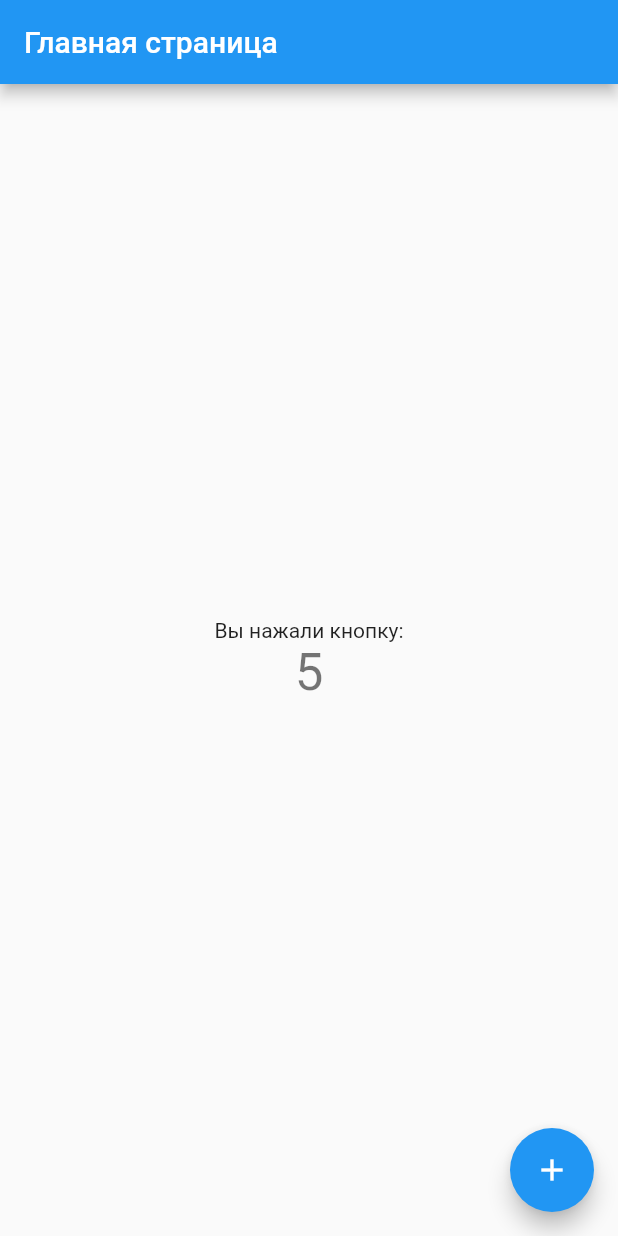
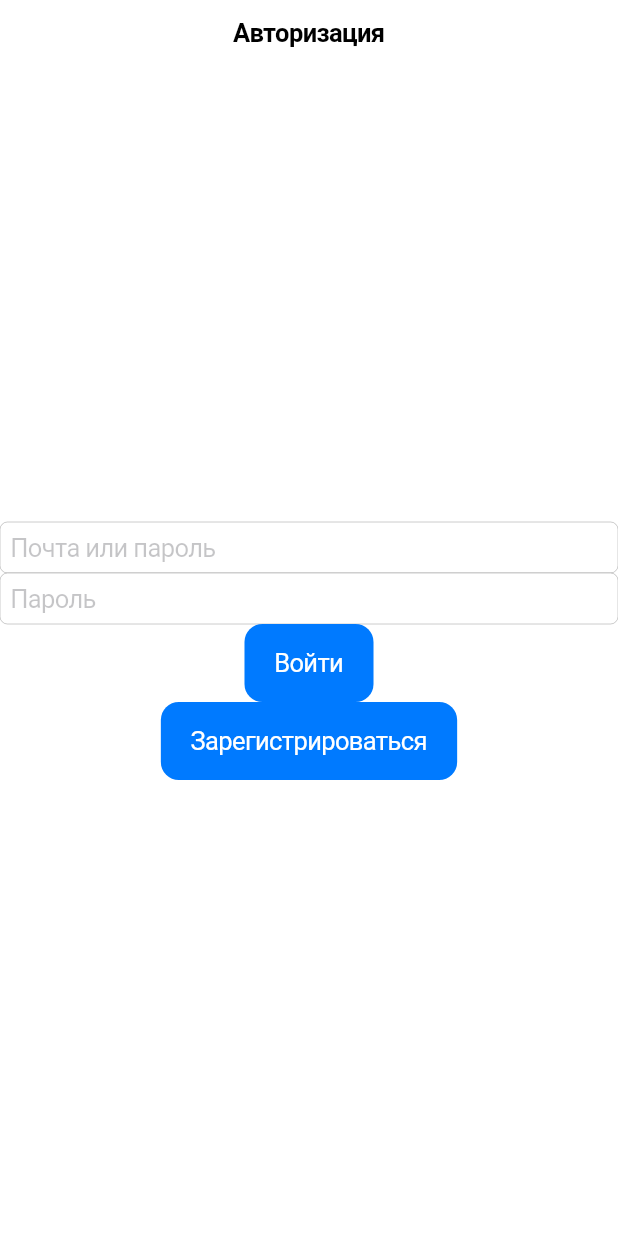
Before and after one commit to gaukhar1987/first_project, a Flutter app: the screen it shows after launch, on a phone screen of 412 x 824 dp. Run offline on Flutter 3.47's test engine with Material 2 defaults, Android fonts, the phone set to English and light mode, and no system bars.

Commit message:
Initial commit2

```diff
--- a/lib/main.dart
+++ b/lib/main.dart
@@ -1,4 +1,6 @@
+import 'package:flutter/cupertino.dart';
 import 'package:flutter/material.dart';
+import 'package:flutter_application_1/scr/screens/auth/auth_screen.dart';
 
 void main() {
   runApp(MyApp());
@@ -8,21 +10,8 @@ class MyApp extends StatelessWidget {
   // This widget is the root of your application.
   @override
   Widget build(BuildContext context) {
-    return MaterialApp(
-      title: 'Flutter Demo',
-      theme: ThemeData(
-        // This is the theme of your application.
-        //
-        // Try running your application with "flutter run". You'll see the
-        // application has a blue toolbar. Then, without quitting the app, try
-        // changing the primarySwatch below to Colors.green and then invoke
-        // "hot reload" (press "r" in the console where you ran "flutter run",
-        // or simply save your changes to "hot reload" in a Flutter IDE).
-        // Notice that the counter didn't reset back to zero; the application
-        // is not restarted.
-        primarySwatch: Colors.blue,
-      ),
-      home: MyHomePage(title: 'Главная страница'),
+    return CupertinoApp(
+      home: AuthScreen (),
     );
   }
 }
--- /dev/null
+++ b/lib/scr/screens/auth/auth_screen.dart
@@ -0,0 +1,35 @@
+import 'package:flutter/cupertino.dart';
+
+class AuthScreen extends StatelessWidget {
+  const AuthScreen({Key? key}) : super(key: key);
+
+  @override
+  Widget build(BuildContext context) {
+    return CupertinoPageScaffold(
+      navigationBar: CupertinoNavigationBar(
+        middle: Text('Авторизация'),
+      ),
+      child: SafeArea(
+        child: Column(
+          mainAxisAlignment: MainAxisAlignment.center,
+          children: [
+            CupertinoTextField(
+              placeholder: 'Почта или пароль',
+            ),
+            CupertinoTextField(
+              placeholder: 'Пароль',
+            ),
+            CupertinoButton.filled(
+              child: Text('Войти'),
+              onPressed: (){}
+            ),
+            CupertinoButton.filled(
+              child: Text('Зарегистрироваться'),
+              onPressed: (){}
+            ),
+          ],
+        ),
+      ),
+    );
+  }
+}
```
